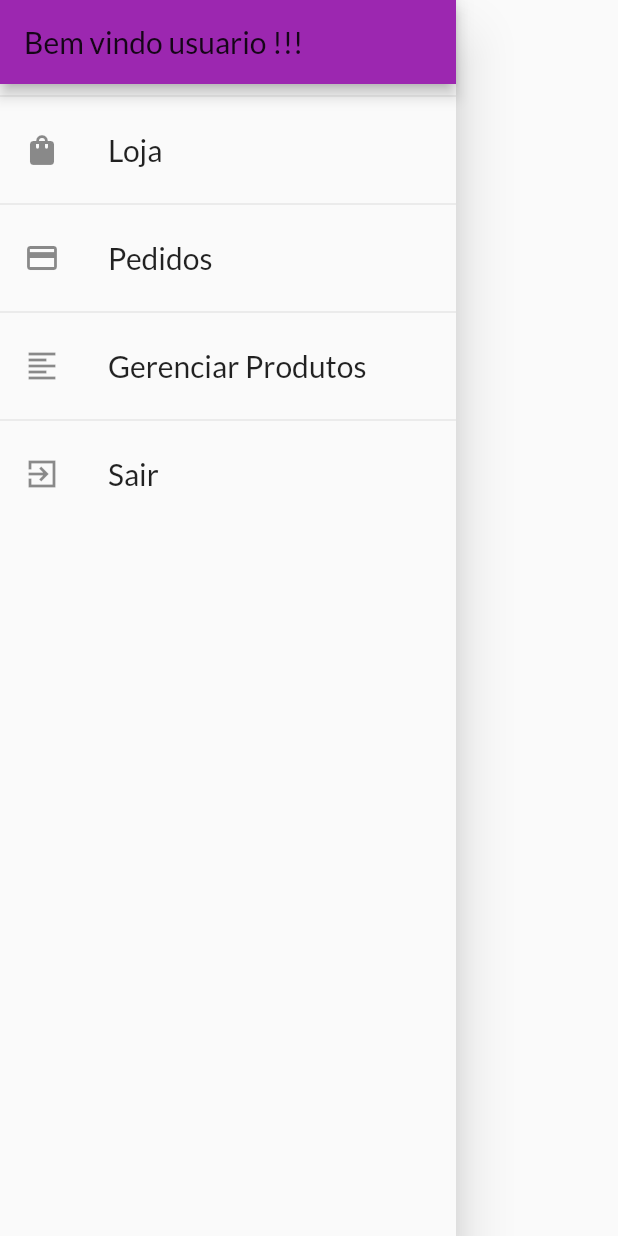
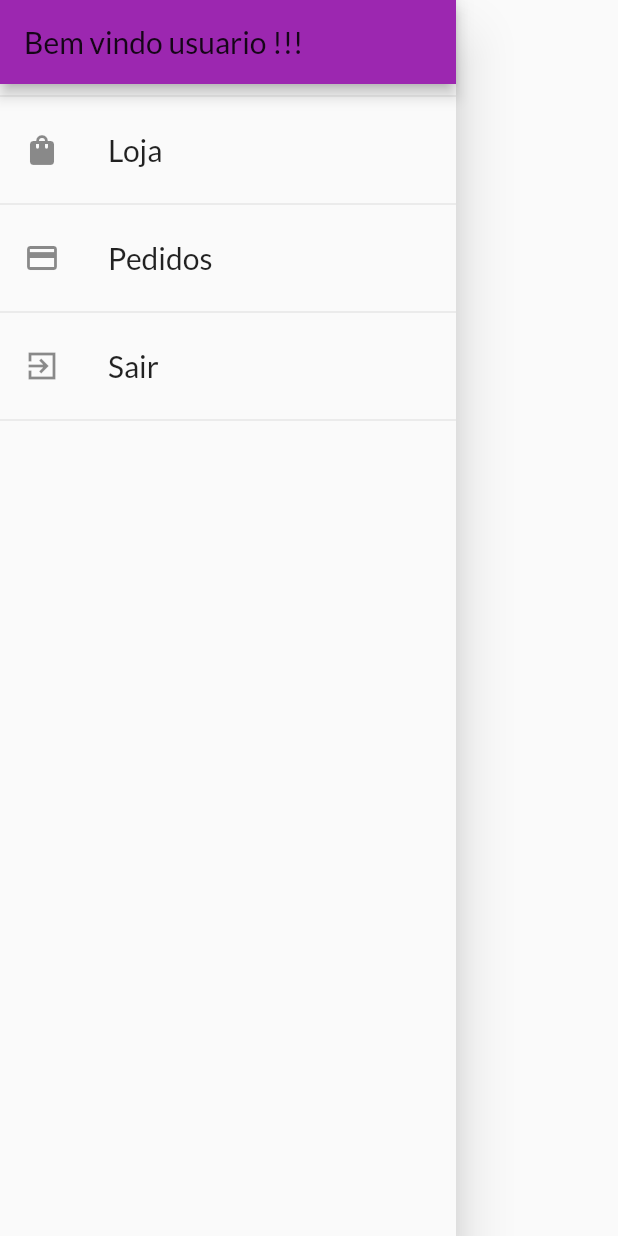
Before and after one commit to RafaelSS96/Pestana-s, a Flutter app: the AppDrawer widget shown alone on an empty page, opened directly, on a phone screen of 412 x 824 dp. Run offline on Flutter 3.47's test engine with Material 2 defaults, Android fonts, the phone set to English and light mode, and no system bars; our stand-ins replace shared_preferences; accounts and stored records are empty; network calls fail.

Commit message:
Mudança no drawer para acesso do gerenciamento apenas pelo adm.

```diff
--- a/lib/components/app_drawer.dart
+++ b/lib/components/app_drawer.dart
@@ -8,6 +8,8 @@ class AppDrawer extends StatelessWidget {
 
   @override
   Widget build(BuildContext context) {
+    final auth = Provider.of<Auth>(context);
+
     return Drawer(
       child: Column(
         children: [
@@ -37,14 +39,6 @@ class AppDrawer extends StatelessWidget {
           ),
           const Divider(),
           ListTile(
-            leading: const Icon(Icons.format_align_left),
-            title: const Text("Gerenciar Produtos"),
-            onTap: () {
-              Navigator.of(context).pushReplacementNamed(AppRoutes.products);
-            },
-          ),
-          const Divider(),
-          ListTile(
             leading: const Icon(Icons.exit_to_app_sharp),
             title: const Text("Sair"),
             onTap: () {
@@ -53,9 +47,19 @@ class AppDrawer extends StatelessWidget {
                 listen: false,
               ).logout();
 
-              Navigator.of(context).pushReplacementNamed(AppRoutes.authenticationOrHome);
+              Navigator.of(context)
+                  .pushReplacementNamed(AppRoutes.authenticationOrHome);
             },
           ),
+          const Divider(),
+          if (auth.email == 'adm@adm.com')
+            ListTile(
+              leading: const Icon(Icons.format_align_left),
+              title: const Text("Gerenciar Produtos"),
+              onTap: () {
+                Navigator.of(context).pushReplacementNamed(AppRoutes.products);
+              },
+            ),
         ],
       ),
     );
```
